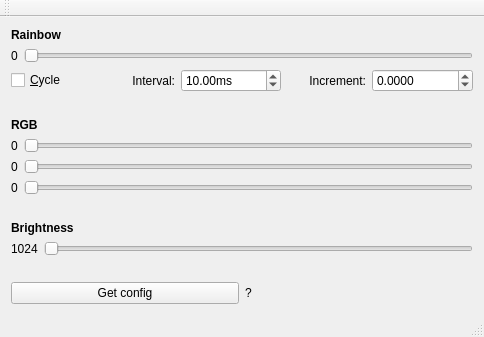
Above: mainwindow.ui from hacxman/ledky-qt before the change. Below: the same form after it.
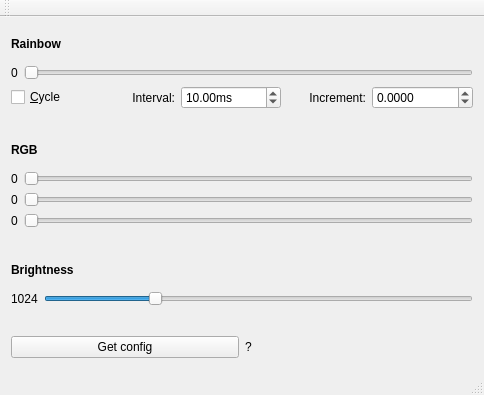
That is the form after the change.

Commit message: fix brightness slider default position

The edit to the form file:
```diff
--- a/mainwindow.ui
+++ b/mainwindow.ui
@@ -7,7 +7,7 @@
     <x>0</x>
     <y>0</y>
     <width>484</width>
-    <height>325</height>
+    <height>395</height>
    </rect>
   </property>
   <property name="sizePolicy">
@@ -269,6 +269,9 @@
             <property name="maximum">
              <number>4096</number>
             </property>
+            <property name="value">
+             <number>1024</number>
+            </property>
             <property name="orientation">
              <enum>Qt::Horizontal</enum>
             </property>
```
